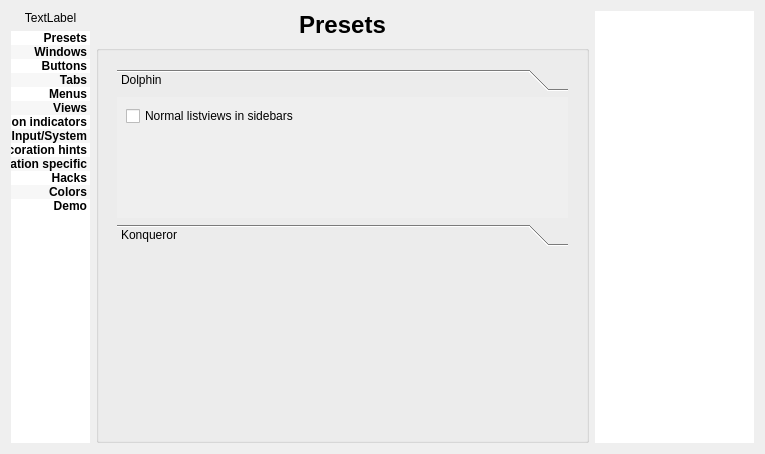
First picture: the form in config/config.ui, repository deiv/bespin-pkg, before the edit.
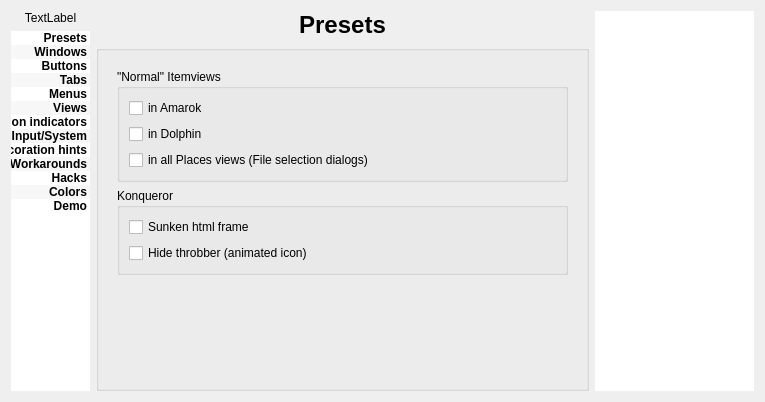
Second picture: the form after the edit. The open tabs and pages were chosen to show the change.

Commit message: mighty listview fix ;-P

Patch:
```diff
--- a/config/config.ui
+++ b/config/config.ui
@@ -7,7 +7,7 @@
     <x>0</x>
     <y>0</y>
     <width>765</width>
-    <height>454</height>
+    <height>378</height>
    </rect>
   </property>
   <property name="sizePolicy">
@@ -150,7 +150,7 @@
        </item>
        <item>
         <property name="text">
-         <string>Application specific</string>
+         <string>Workarounds</string>
         </property>
        </item>
        <item>
@@ -233,8 +233,8 @@
      <property name="checkable">
       <bool>false</bool>
      </property>
-     <layout class="QGridLayout" name="gridLayout_25">
-      <item row="0" column="0" rowspan="2">
+     <layout class="QVBoxLayout" name="verticalLayout_14">
+      <item>
        <widget class="QStackedWidget" name="sections">
         <property name="enabled">
          <bool>true</bool>
@@ -3055,103 +3055,78 @@
          </layout>
         </widget>
         <widget class="QWidget" name="AppSpecific">
-         <layout class="QGridLayout" name="gridLayout_27">
-          <item row="1" column="0">
-           <spacer name="verticalSpacer_18">
-            <property name="orientation">
-             <enum>Qt::Vertical</enum>
+         <layout class="QVBoxLayout" name="verticalLayout_13">
+          <item>
+           <widget class="QGroupBox" name="groupBox_13">
+            <property name="title">
+             <string>&quot;Normal&quot; Itemviews</string>
             </property>
-            <property name="sizeHint" stdset="0">
-             <size>
-              <width>20</width>
-              <height>40</height>
-             </size>
+            <property name="flat">
+             <bool>true</bool>
             </property>
-           </spacer>
-          </item>
-          <item row="0" column="0">
-           <widget class="QToolBox" name="appSpecific">
-            <property name="currentIndex">
-             <number>0</number>
-            </property>
-            <widget class="QWidget" name="page_7">
-             <property name="geometry">
-              <rect>
-               <x>0</x>
-               <y>0</y>
-               <width>186</width>
-               <height>38</height>
-              </rect>
-             </property>
-             <attribute name="label">
-              <string>Dolphin</string>
-             </attribute>
              <layout class="QVBoxLayout" name="verticalLayout_9">
+             <item>
+              <widget class="QCheckBox" name="amarokViews">
+               <property name="text">
+                <string>in Amarok</string>
+               </property>
+              </widget>
+             </item>
               <item>
                <widget class="QCheckBox" name="dolphinViews">
                 <property name="text">
-                 <string>Normal listviews in sidebars</string>
+                <string>in Dolphin</string>
                 </property>
                </widget>
               </item>
               <item>
-               <spacer name="verticalSpacer_20">
-                <property name="orientation">
-                 <enum>Qt::Vertical</enum>
-                </property>
-                <property name="sizeHint" stdset="0">
-                 <size>
-                  <width>20</width>
-                  <height>40</height>
-                 </size>
-                </property>
-               </spacer>
+              <widget class="QCheckBox" name="placesViews">
+               <property name="text">
+                <string>in all Places views (File selection dialogs)</string>
+               </property>
+              </widget>
               </item>
              </layout>
             </widget>
-            <widget class="QWidget" name="Seite_3">
-             <property name="geometry">
-              <rect>
-               <x>0</x>
-               <y>0</y>
-               <width>198</width>
-               <height>62</height>
-              </rect>
-             </property>
-             <attribute name="label">
+          </item>
+          <item>
+           <widget class="QGroupBox" name="groupBox_7">
+            <property name="title">
               <string>Konqueror</string>
-             </attribute>
-             <layout class="QGridLayout" name="gridLayout_33">
-              <item row="0" column="0">
+            </property>
+            <property name="flat">
+             <bool>true</bool>
+            </property>
+            <layout class="QVBoxLayout" name="verticalLayout_12">
+             <item>
                <widget class="QCheckBox" name="hackKHtml">
                 <property name="text">
                  <string>Sunken html frame</string>
                 </property>
                </widget>
               </item>
-              <item row="1" column="0">
+             <item>
                <widget class="QCheckBox" name="killThrobber">
                 <property name="text">
                  <string>Hide throbber (animated icon)</string>
                 </property>
                </widget>
               </item>
-              <item row="2" column="0">
+            </layout>
+           </widget>
+          </item>
+          <item>
                <spacer name="verticalSpacer_16">
                 <property name="orientation">
                  <enum>Qt::Vertical</enum>
                 </property>
                 <property name="sizeHint" stdset="0">
                  <size>
-                  <width>20</width>
-                  <height>40</height>
+              <width>17</width>
+              <height>89</height>
                  </size>
                 </property>
                </spacer>
-              </item>
-             </layout>
-            </widget>
-           </widget>
           </item>
          </layout>
         </widget>
```
Left out of the diff: 20 changed lines with no effect on the pictures. Lines whose indentation alone changed are shown as unchanged. The commit also changes 6 other files.
